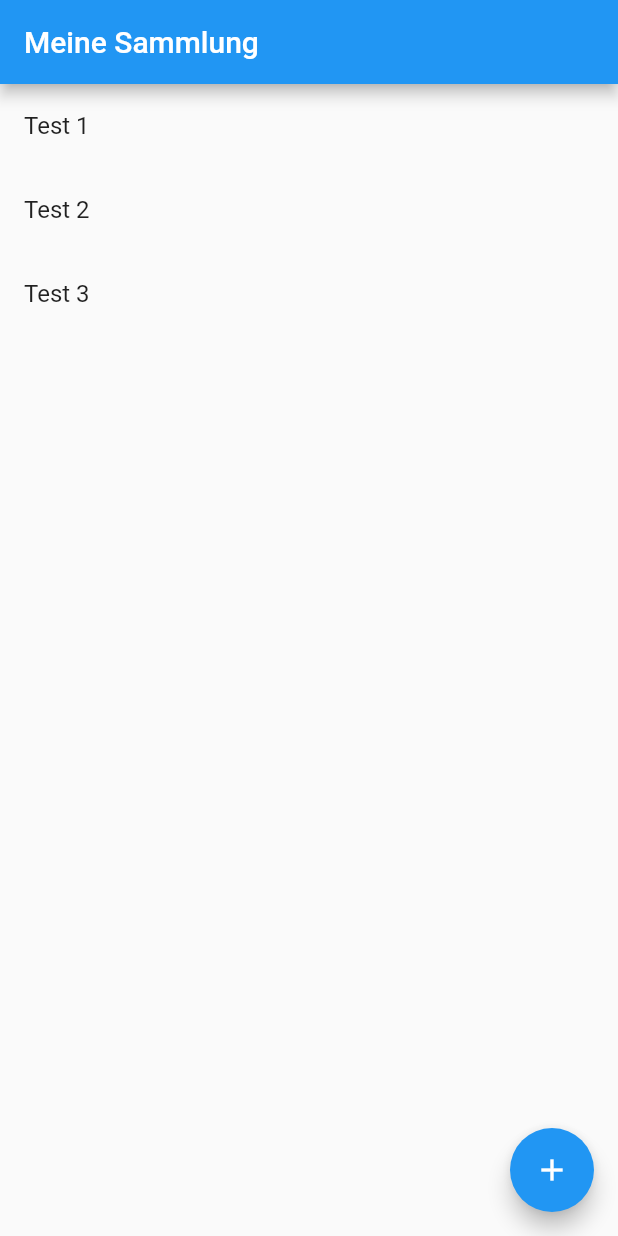
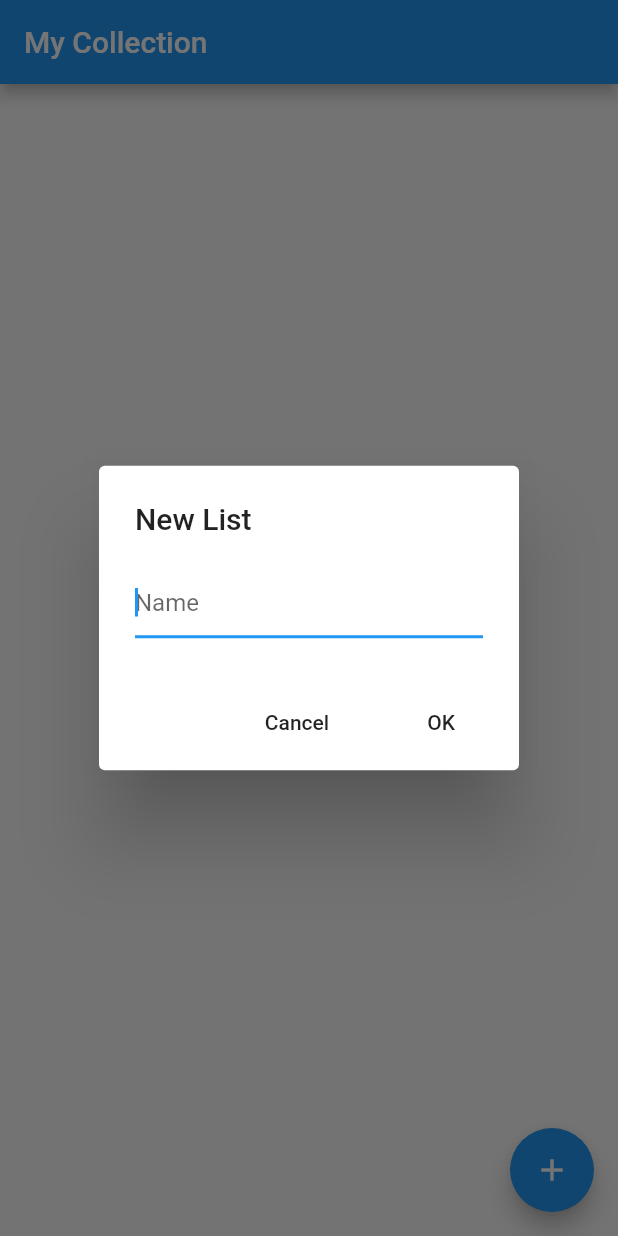
Before and after one commit to asserty308/ranking_app, a Flutter app: the screen it shows after launch, after a tap on the "add" icon, on a phone screen of 412 x 824 dp. Run offline on Flutter 3.47's test engine with Material 2 defaults, Android fonts, the phone set to English and light mode, and no system bars.

Commit message:
create new lists with fab

```diff
--- a/lib/home_screen.dart
+++ /dev/null
@@ -1,55 +0,0 @@
-import 'package:flutter/material.dart';
-
-class HomeScreen extends StatefulWidget {
-  @override
-  HomeScreenState createState() => HomeScreenState();
-}
-
-class HomeScreenState extends State<HomeScreen> {
-  var listData = <String>[
-    'Test 1',
-    'Test 2',
-    'Test 3',
-  ];
-
-  void addNewList() {
-    setState(() {
-     //todo
-    });
-  }
-
-  @override
-  Widget build(BuildContext context) {
-    return Scaffold(
-      appBar: AppBar(
-        title: Text('Meine Sammlung'),
-      ),
-      body: ReorderableListView(
-        onReorder: (oldIndex, newIndex) {
-          setState(() {
-            // prevents out-of-bounds exception because the item will be removed before inserted again
-            if (newIndex > oldIndex) {
-              newIndex -= 1;
-            }
-
-           // remove item at old index and add to new index
-           final item = listData.removeAt(oldIndex);
-           listData.insert(newIndex, item);
-          });
-        },
-        children: <Widget>[
-          for (final item in listData)
-            ListTile(
-              key: ValueKey(item),
-              title: Text(item)
-            )
-        ],
-      ),
-      floatingActionButton: FloatingActionButton(
-        onPressed: addNewList,
-        tooltip: 'Add new list',
-        child: Icon(Icons.add),
-      ),
-    );
-  }
-}
--- a/lib/main.dart
+++ b/lib/main.dart
@@ -1,5 +1,6 @@
 import 'package:flutter/material.dart';
-import 'package:ranking_app/home_screen.dart';
+import 'package:ranking_app/screens/home_screen.dart';
+import 'package:ranking_app/screens/list_detail_screen.dart';
 
 void main() => runApp(MyApp());
 
@@ -18,6 +19,7 @@ class MyAppState extends State<MyApp> {
       initialRoute: '/',
       routes: {
         '/': (context) => HomeScreen(),
+        '/list_detail': (context) => ListDetailScreen(),
       },
     );
   }
--- /dev/null
+++ b/lib/screens/home_screen.dart
@@ -0,0 +1,91 @@
+import 'package:flutter/material.dart';
+import 'package:ranking_app/widgets/my_reorderable_list.dart';
+
+class HomeScreen extends StatefulWidget {
+  @override
+  HomeScreenState createState() => HomeScreenState();
+}
+
+class HomeScreenState extends State<HomeScreen> {
+  var listData = List<Widget>();
+
+  /// Creates a list tile from the name entered in a dialog
+  void addNewList(BuildContext context) async  {
+    var name = await showAddListDialog(context);
+    var key = 'list_$name';
+
+    setState(() {
+      if (name == null) {
+        return;
+      }
+
+      // TODO: check name already exists
+
+      listData.add(
+        ListTile(
+          key: ValueKey(key),
+          title: Text(name),
+          onTap: () {
+            showList(key);
+          },
+         )
+       );
+    });
+  }
+
+  /// Returns the name of the list entered in the textfield
+  Future<String> showAddListDialog(BuildContext context) async {
+    String listName;
+
+    return showDialog<String>(
+      context: context,
+      builder: (context) {
+        return AlertDialog(
+          title: Text('New List'),
+          content: TextField(
+            autofocus: true,
+            decoration: InputDecoration(
+              hintText: 'Name',
+            ),
+            onChanged: (value) {
+              listName = value;
+            },
+          ),
+          actions: <Widget>[
+            FlatButton(
+              child: Text('Cancel'),
+              onPressed: () => Navigator.of(context).pop()
+            ),
+            FlatButton(
+              child: Text('OK'),
+              onPressed: () => Navigator.of(context).pop(listName)
+            )
+          ],
+        );
+      }
+    );
+  }
+
+  void showList(String key) {
+    // TODO: go to 'ListDetailScreen'
+  }
+
+  @override
+  Widget build(BuildContext context) {
+    return Scaffold(
+      appBar: AppBar(
+        title: Text('My Collection'),
+      ),
+      body: MyReorderableList(
+        listData: listData,
+      ),
+      floatingActionButton: FloatingActionButton(
+        onPressed: () {
+          addNewList(context);
+        },
+        tooltip: 'Add new list',
+        child: Icon(Icons.add),
+      ),
+    );
+  }
+}
--- /dev/null
+++ b/lib/screens/list_detail_screen.dart
@@ -0,0 +1,14 @@
+import 'package:flutter/material.dart';
+
+class ListDetailScreen extends StatefulWidget {
+  @override
+  ListDetailScreenState createState() => ListDetailScreenState();
+}
+
+class ListDetailScreenState extends State<ListDetailScreen> {
+  @override
+  Widget build(BuildContext context) {
+    // TODO: implement build
+    return null;
+  }
+}
--- /dev/null
+++ b/lib/widgets/my_reorderable_list.dart
@@ -0,0 +1,36 @@
+import 'package:flutter/cupertino.dart';
+import 'package:flutter/material.dart';
+
+class MyReorderableList extends StatefulWidget {
+  MyReorderableList({this.listData});
+
+  final List<Widget> listData;
+
+  @override
+  MyReorderableListState createState() => MyReorderableListState(listData: listData);
+}
+
+class MyReorderableListState extends State<MyReorderableList> {
+  MyReorderableListState({this.listData});
+
+  final List<Widget> listData;
+
+  @override
+  Widget build(BuildContext context) {
+    return ReorderableListView(
+        onReorder: (oldIndex, newIndex) {
+          setState(() {
+            // prevents out-of-bounds exception because the item will be removed before inserted again
+            if (newIndex > oldIndex) {
+              newIndex -= 1;
+            }
+
+           // remove item at old index and add to new index
+           final item = listData.removeAt(oldIndex);
+           listData.insert(newIndex, item);
+          });
+        },
+        children: listData,
+      );
+  }
+}
```
